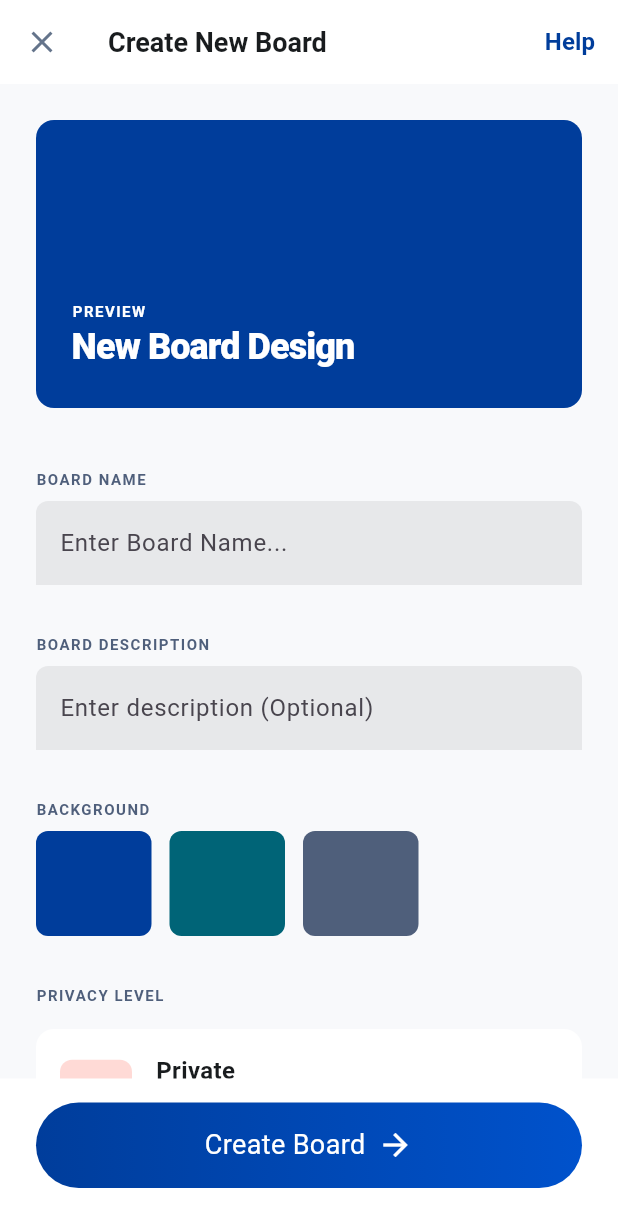
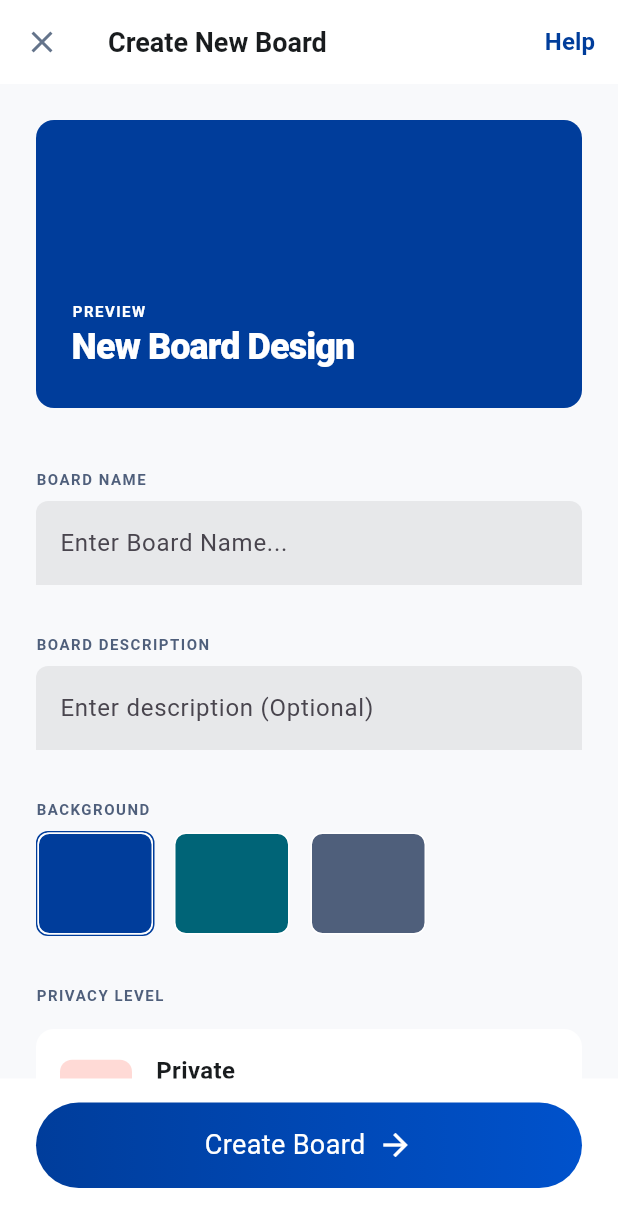
Before and after one commit to luongductinh-it/azure_kanban, a Flutter app: the CreateBoardScreen screen opened by its route, on a phone screen of 412 x 824 dp. Shown: the top 1227 px of the screen. Run offline on Flutter 3.47's test engine with Material 3 defaults, Android fonts, the phone set to English and light mode, and no system bars; our stand-ins replace cloud_firestore, dotted_border, firebase_auth, firebase_core, flutter_bloc, google_sign_in; accounts and stored records are empty.

Commit message:
Implement Create Board feature with BLoC pattern; add CreateBoardBloc, CreateBoardEvent, and CreateBoardState classes; enhance CreateBoardScreen with form validation and background selection; update app routing to include CreateBoardScreen

```diff
--- /dev/null
+++ b/lib/features/create_board/bloc/create_board_event.dart
@@ -0,0 +1,17 @@
+import 'package:flutter/material.dart';
+
+abstract class CreateBoardEvent {}
+
+class CreateBoardSubmitted extends CreateBoardEvent {
+  final String name;
+  final String decription;
+  final Color backgroundColor;
+  final bool isPrivate;
+
+  CreateBoardSubmitted({
+    required this.name,
+    required this.decription,
+    required this.backgroundColor,
+    required this.isPrivate,
+  });
+}
--- /dev/null
+++ b/lib/features/create_board/bloc/create_board_state.dart
@@ -0,0 +1,12 @@
+abstract class CreateBoardState {}
+
+class CreateBoardInitial extends CreateBoardState {}
+
+class CreateBoardLoading extends CreateBoardState {}
+
+class CreateBoardSuccess extends CreateBoardState {}
+
+class CreateBoardFailure extends CreateBoardState {
+  final String error;
+  CreateBoardFailure({required this.error});
+}
--- a/lib/features/create_board/create_board_screen.dart
+++ b/lib/features/create_board/create_board_screen.dart
@@ -1,7 +1,12 @@
 import 'package:azure_kanban/constants/app_colors.dart';
+import 'package:azure_kanban/features/create_board/bloc/create_board_bloc.dart';
+import 'package:azure_kanban/features/create_board/bloc/create_board_event.dart';
+import 'package:azure_kanban/features/create_board/bloc/create_board_state.dart';
+import 'package:azure_kanban/utils/utils.dart';
 import 'package:azure_kanban/widgets/app_button.dart';
 import 'package:azure_kanban/widgets/app_text_form_field.dart';
 import 'package:flutter/material.dart';
+import 'package:flutter_bloc/flutter_bloc.dart';
 
 class CreateBoardScreen extends StatefulWidget {
   const CreateBoardScreen({super.key});
@@ -13,11 +18,24 @@ class CreateBoardScreen extends StatefulWidget {
 class _CreateBoardScreenState extends State<CreateBoardScreen> {
   final TextEditingController _nameController = TextEditingController();
   final TextEditingController _descriptionController = TextEditingController();
+  final _formKey = GlobalKey<FormState>();
+
   final List<Color> _backgrounds = [
     AppColor.primaryColor,
     AppColor.green00,
     AppColor.black4F,
   ];
+
+  Color _selectedColor = AppColor.primaryColor;
+  bool _isPrivate = true;
+
+  _initialValue() {
+    _nameController.clear();
+    _descriptionController.clear();
+    _selectedColor = AppColor.primaryColor;
+    _isPrivate = true;
+    setState(() {});
+  }
 
   @override
   Widget build(BuildContext context) {
@@ -53,10 +71,28 @@ class _CreateBoardScreenState extends State<CreateBoardScreen> {
           ),
         ],
       ),
-      body: Stack(
+      body: BlocListener<CreateBoardBloc, CreateBoardState>(
+        listener: (context, state) {
+          if (state is CreateBoardLoading) {
+            Utils.showLoading(context);
+            return;
+          }
+          if (state is CreateBoardSuccess) {
+            Utils.hideLoading(context);
+            Utils.showSnackBarSuccess(context, "Create board successfully");
+            _initialValue();
+          }
+          if (state is CreateBoardFailure) {
+            Utils.hideLoading(context);
+            Utils.showSnackBarError(context, state.error);
+          }
+        },
+        child: Stack(
           children: [
             SingleChildScrollView(
               padding: const EdgeInsets.all(24),
+              child: Form(
+                key: _formKey,
                 child: Column(
                   crossAxisAlignment: CrossAxisAlignment.start,
                   children: [
@@ -80,7 +116,9 @@ class _CreateBoardScreenState extends State<CreateBoardScreen> {
                             ),
                           ),
                           Text(
-                        "New Board Design",
+                            _nameController.text.trim().isEmpty
+                                ? "New Board Design"
+                                : _nameController.text.trim(),
                             style: TextStyle(
                               color: Colors.white,
                               fontSize: 24,
@@ -88,6 +126,21 @@ class _CreateBoardScreenState extends State<CreateBoardScreen> {
                               letterSpacing: -0.6,
                             ),
                           ),
+                          if (_descriptionController.text
+                              .trim()
+                              .isNotEmpty) ...[
+                            Text(
+                              _descriptionController.text.trim().isEmpty
+                                  ? "New Board Design"
+                                  : _descriptionController.text.trim(),
+                              style: TextStyle(
+                                color: Colors.white,
+                                fontSize: 12,
+                                fontWeight: FontWeight.w800,
+                                letterSpacing: -0.6,
+                              ),
+                            ),
+                          ],
                         ],
                       ),
                     ),
@@ -99,6 +152,13 @@ class _CreateBoardScreenState extends State<CreateBoardScreen> {
                     AppTextFormField(
                       hintText: "Enter Board Name...",
                       controller: _nameController,
+                      onChanged: (value) => setState(() {}),
+                      validator: (value) {
+                        if (value == null || value.isEmpty) {
+                          return "Please enter your board name";
+                        }
+                        return null;
+                      },
                     ),
                     const SizedBox(height: 32),
 
@@ -108,6 +168,7 @@ class _CreateBoardScreenState extends State<CreateBoardScreen> {
                     AppTextFormField(
                       hintText: "Enter description (Optional)",
                       controller: _descriptionController,
+                      onChanged: (value) => setState(() {}),
                     ),
                     const SizedBox(height: 32),
 
@@ -119,7 +180,15 @@ class _CreateBoardScreenState extends State<CreateBoardScreen> {
                       child: ListView.separated(
                         scrollDirection: Axis.horizontal,
                         itemBuilder: (context, index) {
-                      return _buildBackgroundItem(_backgrounds[index]);
+                          return _buildBackgroundItem(
+                            _backgrounds[index],
+                            _selectedColor == _backgrounds[index],
+                            onTap: () {
+                              setState(() {
+                                _selectedColor = _backgrounds[index];
+                              });
+                            },
+                          );
                         },
                         separatorBuilder: (context, index) {
                           return SizedBox(width: 12);
@@ -138,7 +207,10 @@ class _CreateBoardScreenState extends State<CreateBoardScreen> {
                       icon: Icons.lock,
                       iconBgColor: Color(0xffFFDAD6),
                       iconColor: Color(0xff93000A),
-                  isSelected: true,
+                      isSelected: _isPrivate,
+                      onTap: () => setState(() {
+                        _isPrivate = !_isPrivate;
+                      }),
                     ),
                     const SizedBox(height: 12),
                     _buildPrivactOption(
@@ -147,10 +219,14 @@ class _CreateBoardScreenState extends State<CreateBoardScreen> {
                       icon: Icons.language,
                       iconBgColor: Color(0xffAFECFF),
                       iconColor: Color(0xff004E5D),
-                  isSelected: false,
+                      isSelected: !_isPrivate,
+                      onTap: () => setState(() {
+                        _isPrivate = !_isPrivate;
+                      }),
                     ),
                     const SizedBox(height: 110),
                   ],
+                ),
               ),
             ),
             Positioned(
@@ -167,21 +243,52 @@ class _CreateBoardScreenState extends State<CreateBoardScreen> {
                   top: 16,
                   bottom: 32,
                 ),
-              child: AppButton(title: "Create Board"),
+                child: AppButton(
+                  title: "Create Board",
+                  onPressed: () {
+                    if (_formKey.currentState!.validate()) {
+                      context.read<CreateBoardBloc>().add(
+                        CreateBoardSubmitted(
+                          name: _nameController.text.trim(),
+                          decription: _descriptionController.text.trim(),
+                          backgroundColor: _selectedColor,
+                          isPrivate: _isPrivate,
+                        ),
+                      );
+                    }
+                  },
+                ),
               ),
             ),
           ],
         ),
+      ),
     );
   }
 
-  Widget _buildBackgroundItem(Color color) {
-    return Container(
+  Widget _buildBackgroundItem(
+    Color color,
+    bool isSelected, {
+    VoidCallback? onTap,
+  }) {
+    return GestureDetector(
+      onTap: onTap,
+      child: Container(
+        decoration: BoxDecoration(
+          borderRadius: BorderRadius.circular(8),
+          border: Border.all(
+            color: isSelected ? AppColor.primaryColor : Colors.transparent,
+          ),
+        ),
+        child: Container(
           width: 77,
           height: 77,
           decoration: BoxDecoration(
             borderRadius: BorderRadius.circular(8),
             color: color,
+            border: Border.all(color: Colors.white),
+          ),
+        ),
       ),
     );
   }
@@ -189,7 +296,7 @@ class _CreateBoardScreenState extends State<CreateBoardScreen> {
   Decoration _getBackgroundDecoration() {
     return BoxDecoration(
       borderRadius: BorderRadius.circular(12),
-      color: AppColor.primaryColor,
+      color: _selectedColor,
     );
   }
 
--- a/lib/main.dart
+++ b/lib/main.dart
@@ -1,7 +1,6 @@
 import 'package:azure_kanban/features/app/bloc/app_bloc.dart';
 import 'package:azure_kanban/features/app/bloc/app_event.dart';
 import 'package:azure_kanban/features/app/bloc/app_state.dart';
-import 'package:azure_kanban/features/home/home_screen.dart';
 import 'package:azure_kanban/features/navigation/bloc/navigation_bloc.dart';
 import 'package:azure_kanban/features/navigation/navigation_screen.dart';
 import 'package:azure_kanban/features/onboarding/onboarding_screen.dart';
--- /dev/null
+++ b/lib/models/board_model.dart
@@ -0,0 +1,33 @@
+class BoardModel {
+  final String id;
+  final String name;
+  final String decription;
+  final int backgroundColorValue;
+  final bool isPrivate;
+  final DateTime createAt;
+  final String ownerId;
+  final List<String> users;
+  BoardModel({
+    required this.id,
+    required this.name,
+    required this.decription,
+    required this.backgroundColorValue,
+    required this.isPrivate,
+    required this.createAt,
+    required this.ownerId,
+    required this.users,
+  });
+
+  Map<String, dynamic> toMap() {
+    return {
+      'id': id,
+      'name': name,
+      'decription': decription,
+      'backgroundColorValue': backgroundColorValue,
+      'isPrivate': isPrivate,
+      'createAt': createAt,
+      'ownerId': ownerId,
+      'users': users,
+    };
+  }
+}
--- a/lib/routes/app_route.dart
+++ b/lib/routes/app_route.dart
@@ -1,3 +1,4 @@
+import 'package:azure_kanban/features/create_board/bloc/create_board_bloc.dart';
 import 'package:azure_kanban/features/create_board/create_board_screen.dart';
 import 'package:azure_kanban/features/home/home_screen.dart';
 import 'package:azure_kanban/features/login/bloc/login_bloc.dart';
@@ -16,8 +17,14 @@ class AppRoute {
         return MaterialPageRoute(builder: (_) => const HomeScreen());
       case RouteNames.onBoarding:
         return MaterialPageRoute(builder: (_) => const OnBoardingScreen());
+
       case RouteNames.createBoard:
-        return MaterialPageRoute(builder: (context) => CreateBoardScreen());
+        return MaterialPageRoute(
+          builder: (_) => BlocProvider(
+            create: (context) => CreateBoardBloc(),
+            child: CreateBoardScreen(),
+          ),
+        );
 
       case RouteNames.login:
         return MaterialPageRoute(
--- a/lib/widgets/app_text_form_field.dart
+++ b/lib/widgets/app_text_form_field.dart
@@ -8,12 +8,14 @@ class AppTextFormField extends StatelessWidget {
     this.isPassWord,
     this.hintText,
     this.validator,
+    this.onChanged,
   });
 
   final TextEditingController? controller;
   final String? Function(String?)? validator;
   final bool? isPassWord;
   final String? hintText;
+  final Function(String)? onChanged;
 
   @override
   Widget build(BuildContext context) {
@@ -21,6 +23,7 @@ class AppTextFormField extends StatelessWidget {
       obscureText: isPassWord ?? false,
       controller: controller,
       validator: validator,
+      onChanged: onChanged,
       decoration: InputDecoration(
         hintText: hintText,
         filled: true,
```
Also changed, not shown: lib/features/create_board/bloc/create_board_bloc.dart (added, +39 -0 lines). Lines whose indentation alone changed are shown as unchanged.
